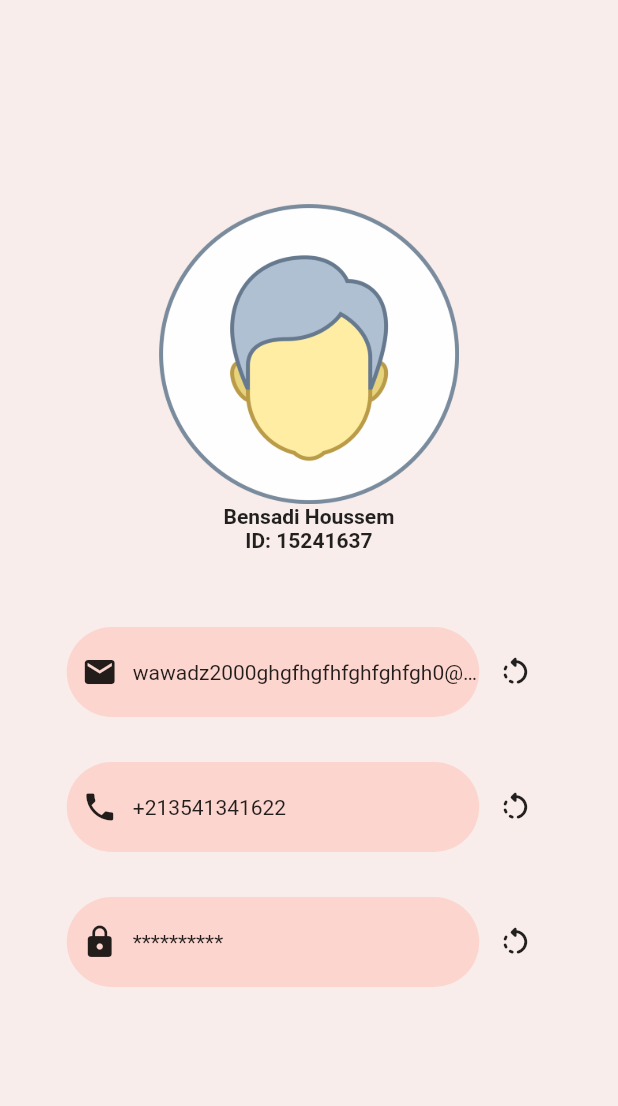
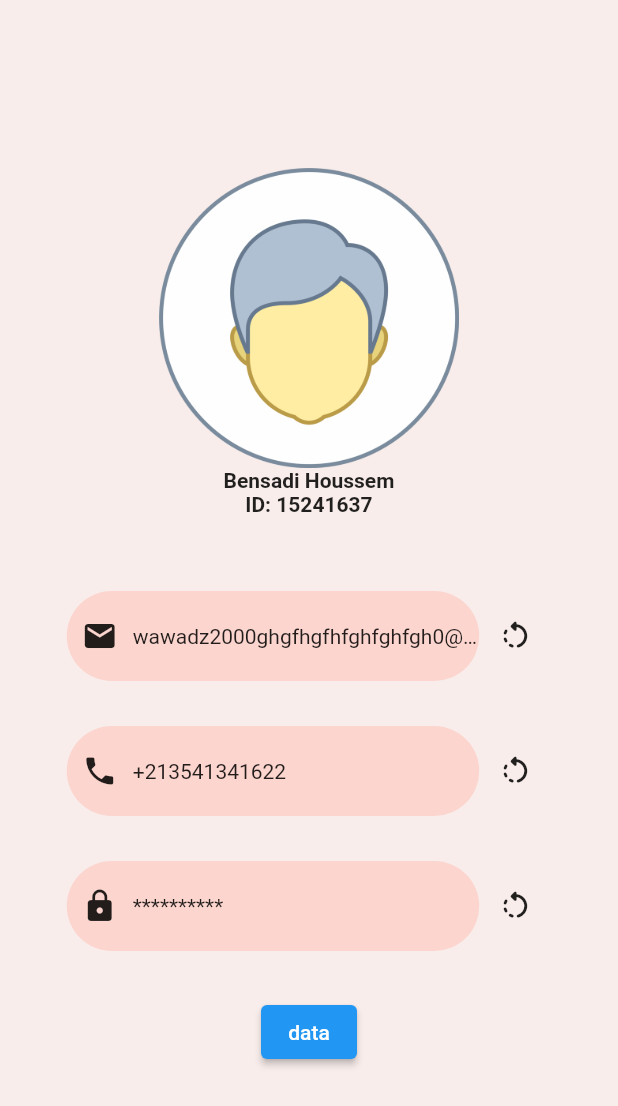
Before and after one commit to IDIRYACINE/online_order_client, a Flutter app: the ProfileScreen screen opened directly, on a phone screen of 412 x 824 dp. Shown: the top 1106 px of the screen. Run offline on Flutter 3.47's test engine with Material 2 defaults, Android fonts, the phone set to English and light mode, and no system bars; our stand-ins replace cloud_firestore, firebase_auth, firebase_core, firebase_database, firebase_storage, google_maps_flutter and 2 more; missing offline and left inert: flutter_facebook_auth; accounts and stored records are empty; statements that could not run were skipped.

Commit message:
profile pop up problem

```diff
--- a/lib/Ui/Profile/Profile_dialoge.dart
+++ b/lib/Ui/Profile/Profile_dialoge.dart
@@ -9,6 +9,7 @@ class ChangeElementProfile extends StatefulWidget {
 }
 
 class _ChangeElementProfileState extends State<ChangeElementProfile> {
+
   @override
   Widget build(BuildContext context) {
        return  Form(
--- a/lib/Ui/Profile/profile_screen.dart
+++ b/lib/Ui/Profile/profile_screen.dart
@@ -6,15 +6,13 @@ import 'package:online_order_client/Ui/Profile/Profile_dialoge.dart';
 class ProfileScreen extends StatefulWidget {
   const ProfileScreen({Key? key}) : super(key: key);
 
-
-
   @override
   State<StatefulWidget> createState() => _ProfileState();
 }
 
 class _ProfileState extends State<ProfileScreen> {
-  Future DisplayChangeElemntPoupUp(BuildContext context, Widget title)  {
-    return  showDialog(
+  Future DisplayChangeElemntPoupUp(BuildContext context, Widget title) async {
+    return showDialog(
         context: context,
         builder: (context) {
           return AlertDialog(
@@ -26,11 +24,12 @@ class _ProfileState extends State<ProfileScreen> {
           );
         });
   }
+
   @override
   Widget build(BuildContext context) {
     return Scaffold(
         backgroundColor: parseColor("#F8EDEB"),
-      body : Column(
+        body: Column(
           mainAxisSize: MainAxisSize.max,
           crossAxisAlignment: CrossAxisAlignment.center,
           mainAxisAlignment: MainAxisAlignment.center,
@@ -38,43 +37,43 @@ class _ProfileState extends State<ProfileScreen> {
             Container(
               height: 200,
               width: 200,
-            child: Image.asset('assets/images/profile.png',
+              child: Image.asset(
+                'assets/images/profile.png',
                 fit: BoxFit.fill,
               ),
             ),
-          Text("Bensadi Houssem",
-          style: TextStyle(
-            fontWeight: FontWeight.bold
+            Text(
+              "Bensadi Houssem",
+              style: TextStyle(fontWeight: FontWeight.bold),
             ),
-          ),
-          Text("ID: 15241637",
-          style: TextStyle(
-            fontWeight: FontWeight.bold
-          ),
+            Text(
+              "ID: 15241637",
+              style: TextStyle(fontWeight: FontWeight.bold),
             ),
             SizedBox(
               height: 50,
             ),
-          ProfileInfo("wawadz2000ghgfhgfhfghfghfgh0@gmail.com" , ()
-          {
-            DisplayChangeElemntPoupUp(context, Text("set new email"));
-
-          } , Icon(Icons.email)),
+            ProfileInfo("wawadz2000ghgfhgfhfghfghfgh0@gmail.com", ()=>DisplayChangeElemntPoupUp (context,const Text("data")),const Icon(Icons.email)),
             SizedBox(
               height: 30,
             ),
-          ProfileInfo("+213541341622" , (){
+            ProfileInfo("+213541341622", () {
               ChangeElementProfile();
-          } , Icon(Icons.phone)),
+            }, const Icon(Icons.phone)),
             SizedBox(
               height: 30,
             ),
-          ProfileInfo("**********" , (){} , Icon(Icons.lock)),
+            ProfileInfo("**********", () {}, Icon(Icons.lock)),
             SizedBox(
               height: 30,
             ),
+            ElevatedButton(
+                onPressed: () async{
+                 await DisplayChangeElemntPoupUp(context, Text("do smg"));
+                },
+                child: Text("data")
+                ),
           ],
-      )
-    );
+        ));
   }
 }
```
Also changed, not shown: lib/Ui/Components/components.dart (+3 -4 lines). Lines whose indentation alone changed are shown as unchanged.
